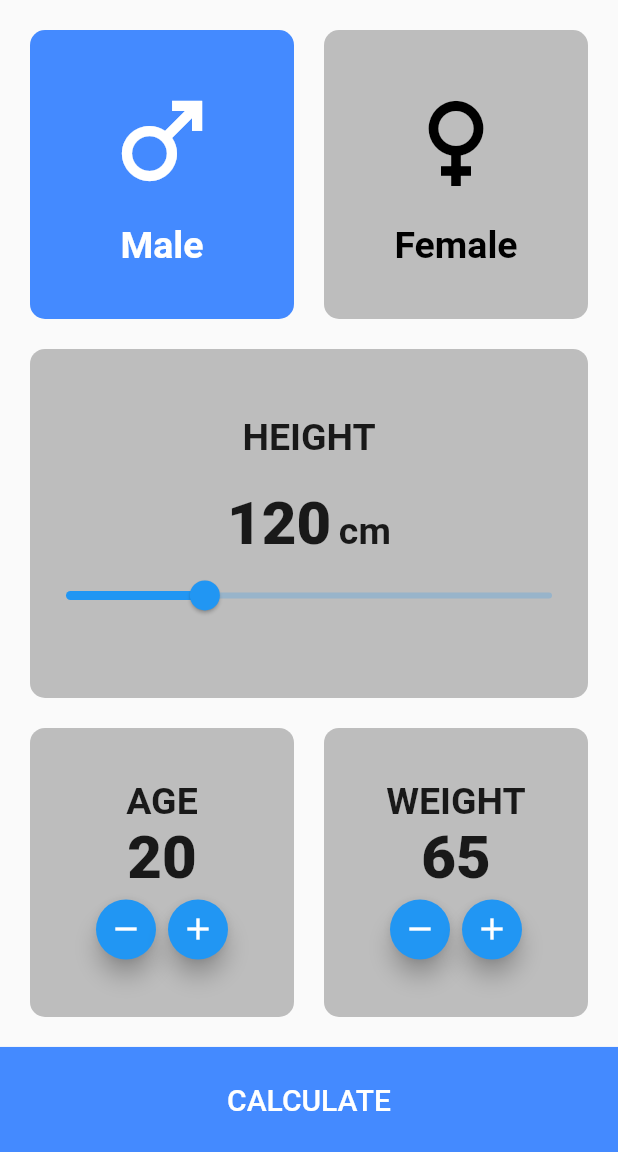
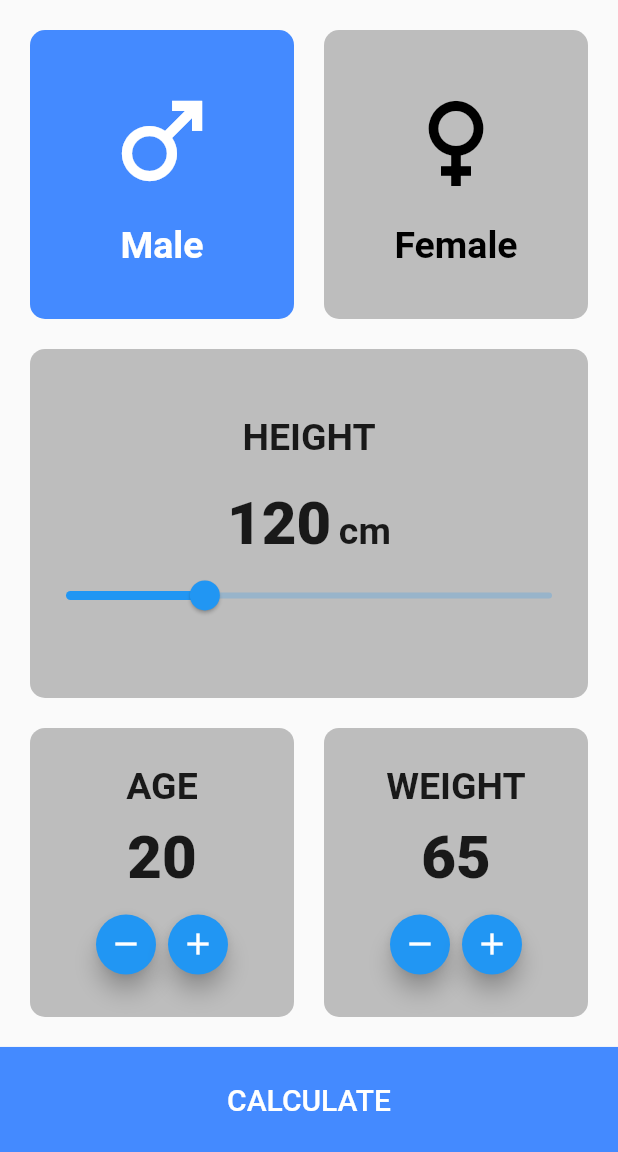
Before and after one commit to Tolbaax/bmi_calculator, a Flutter app: the screen it shows after launch, on a phone screen of 412 x 824 dp, the part 84-1236 px from its top. Run offline on Flutter 3.47's test engine with Material 2 defaults, Android fonts, the phone set to English and light mode, and no system bars.

Commit message:
initial commit

```diff
--- a/lib/bmi_screen.dart
+++ b/lib/bmi_screen.dart
@@ -174,10 +174,16 @@ class _BmiScreenState extends State<BmiScreen> {
                             style: TextStyle(
                                 fontSize: 25.0, fontWeight: FontWeight.bold),
                           ),
+                          const SizedBox(
+                            height: 10,
+                          ),
                            Text(
                             '$age',
                             style: const TextStyle(
                                 fontSize: 40.0, fontWeight: FontWeight.w900),
+                          ),
+                          const SizedBox(
+                            height: 10,
                           ),
                           Row(
                             mainAxisAlignment: MainAxisAlignment.center,
@@ -225,10 +231,16 @@ class _BmiScreenState extends State<BmiScreen> {
                             style: TextStyle(
                                 fontSize: 25.0, fontWeight: FontWeight.bold),
                           ),
+                          const SizedBox(
+                            height: 10,
+                          ),
                            Text(
                             '$weight',
                             style: const TextStyle(
                                 fontSize: 40.0, fontWeight: FontWeight.w900),
+                          ),
+                          const SizedBox(
+                            height: 10,
                           ),
                           Row(
                             mainAxisAlignment: MainAxisAlignment.center,
```
